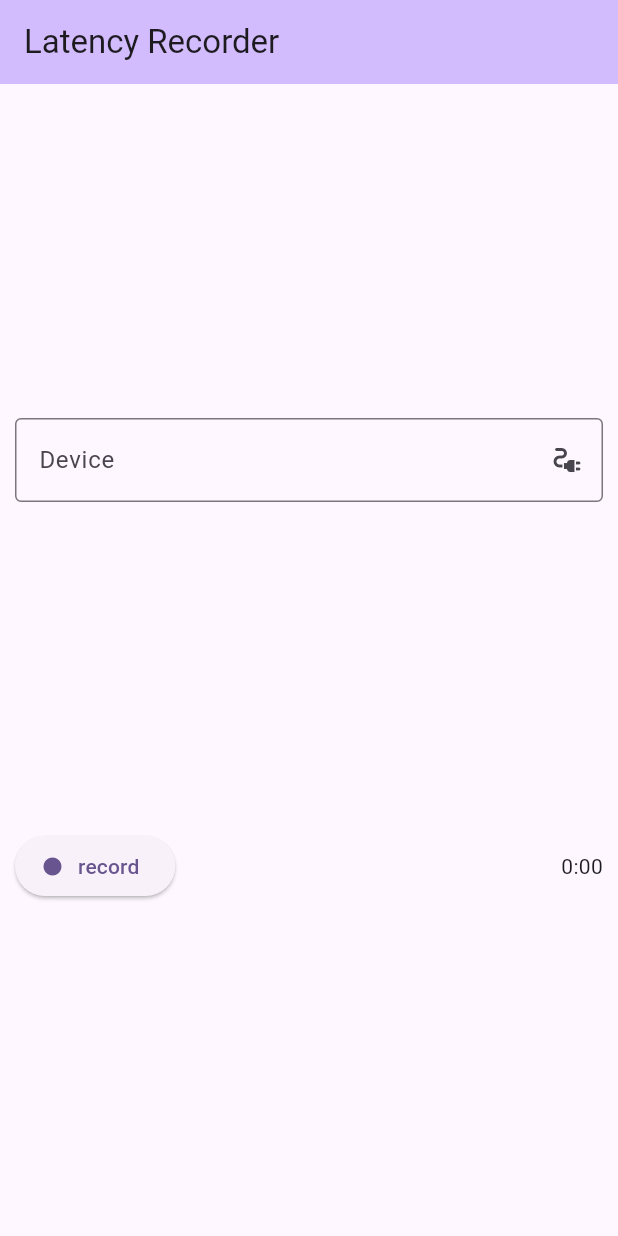
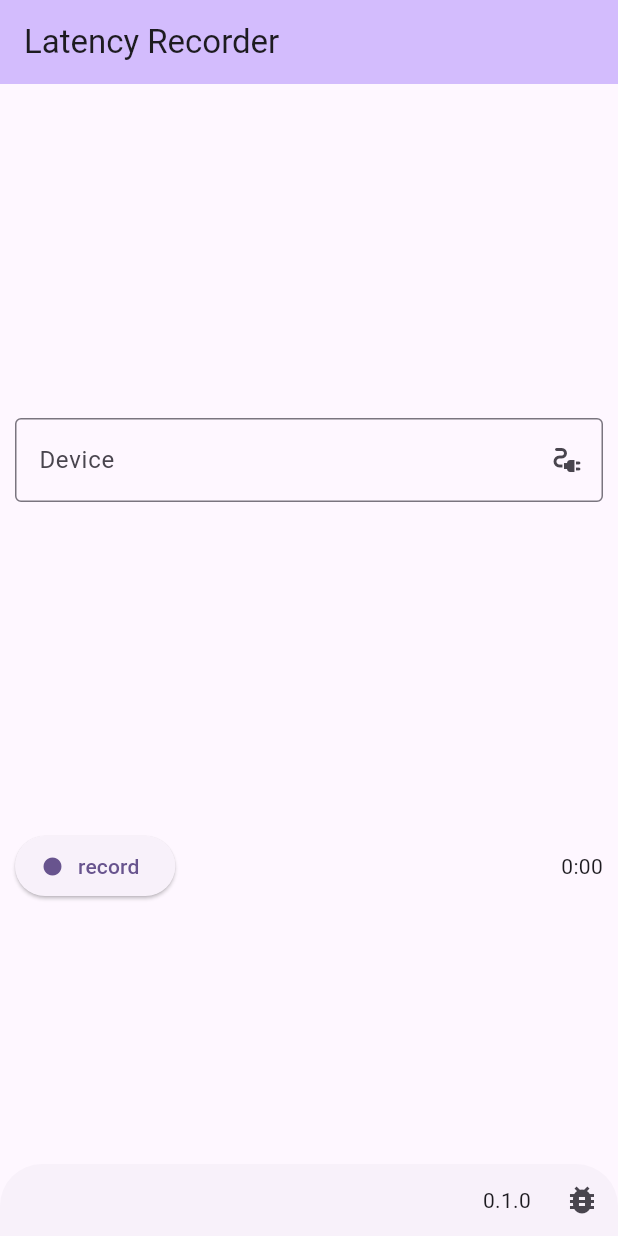
Before and after one commit to JasperVanDenBosch/electrotime, a Flutter app: the screen it shows after launch, on a phone screen of 412 x 824 dp. Run offline on Flutter 3.47's test engine with Material 3 defaults, Android fonts, the phone set to English and light mode, and no system bars; our stand-ins replace package_info_plus; missing offline and left inert: flutter_libserialport.

Commit message:
display current version and button to report issue

```diff
--- /dev/null
+++ b/gui/lib/about.dart
@@ -0,0 +1,53 @@
+import 'package:flutter/material.dart';
+import 'package:package_info_plus/package_info_plus.dart';
+import 'package:url_launcher/url_launcher.dart';
+
+class WebPage {
+  final String url;
+  WebPage.issues()
+      : url = 'https://github.com/JasperVanDenBosch/latency-recorder/issues';
+}
+
+class AboutSection extends StatefulWidget {
+  const AboutSection({super.key});
+
+  @override
+  State<AboutSection> createState() => _AboutSectionState();
+}
+
+class _AboutSectionState extends State<AboutSection> {
+  String version = '0.0.0';
+
+  @override
+  void initState() {
+    super.initState();
+    PackageInfo.fromPlatform().then((PackageInfo packageInfo) {
+      setState(() {
+        version = packageInfo.version;
+      });
+    });
+  }
+
+  void openWebPage(WebPage page) {
+    final Uri uri = Uri.parse(page.url);
+    launchUrl(uri);
+  }
+
+  @override
+  Widget build(BuildContext context) {
+    return Row(
+      mainAxisAlignment: MainAxisAlignment.end,
+      children: [
+        Text(version),
+        const SizedBox(width: 10),
+        IconButton(
+          onPressed: () {
+            openWebPage(WebPage.issues());
+          },
+          tooltip: 'Report Issue',
+          icon: const Icon(Icons.bug_report)
+        )
+      ],
+    );
+  }
+}
--- a/gui/lib/home.dart
+++ b/gui/lib/home.dart
@@ -1,8 +1,10 @@
 import 'dart:async';
 
 import 'package:flutter/material.dart';
+import 'package:latrec/about.dart';
 import 'package:latrec/ports.dart';
 import 'package:latrec/recordbutton.dart';
+import 'package:package_info_plus/package_info_plus.dart';
 
 class HomePage extends StatefulWidget {
   const HomePage({super.key});
@@ -14,6 +16,7 @@ class HomePage extends StatefulWidget {
 }
 
 class _HomePageState extends State<HomePage> {
+
   String? selectedPortAddress;
   bool recording = false;
   int secondsElapsed = 0;
@@ -122,7 +125,8 @@ class _HomePageState extends State<HomePage> {
           ]
         )
         ),
-      )
+      ),
+      bottomSheet: const AboutSection(),
     );
   }
 }
--- a/gui/pubspec.yaml
+++ b/gui/pubspec.yaml
@@ -37,6 +37,8 @@ dependencies:
   # cupertino_icons: ^1.0.8
 
   flutter_libserialport: ^0.4.0
+  package_info_plus: ^8.0.3
+  url_launcher: ^6.3.1
 
 dev_dependencies:
   flutter_test:
```
Also changed, not shown: gui/pubspec.lock, 6 other files.
